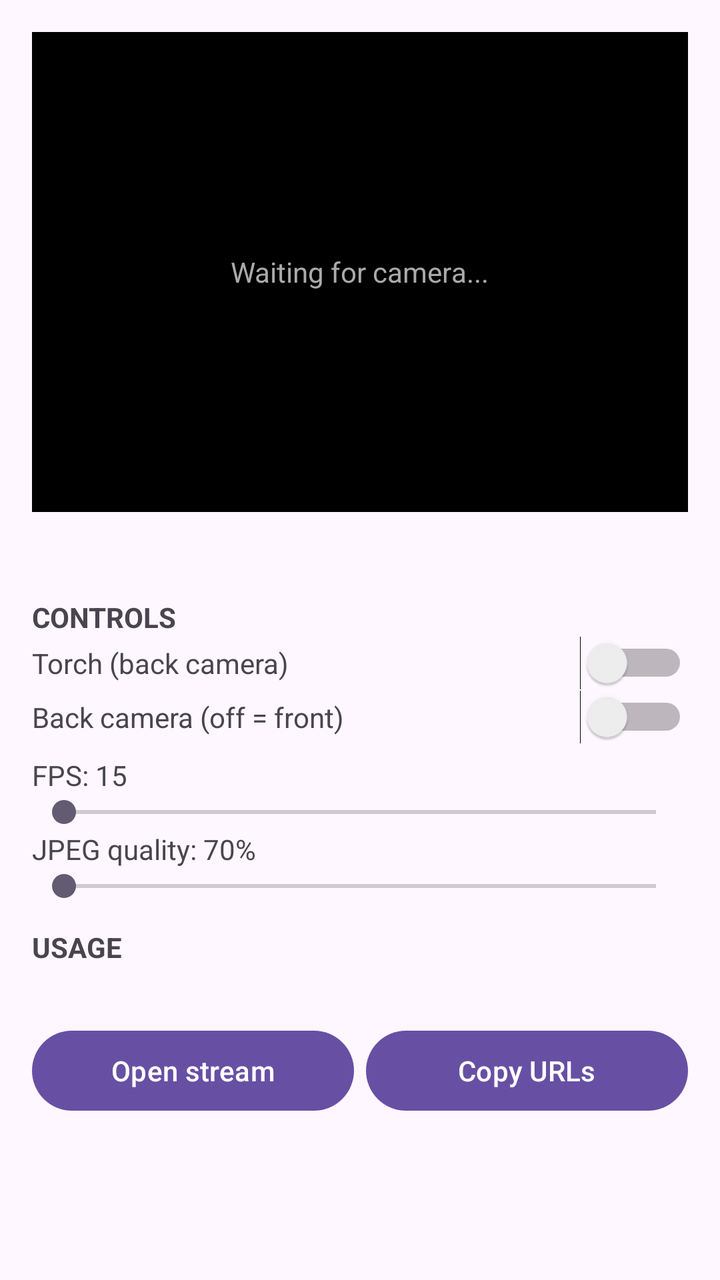
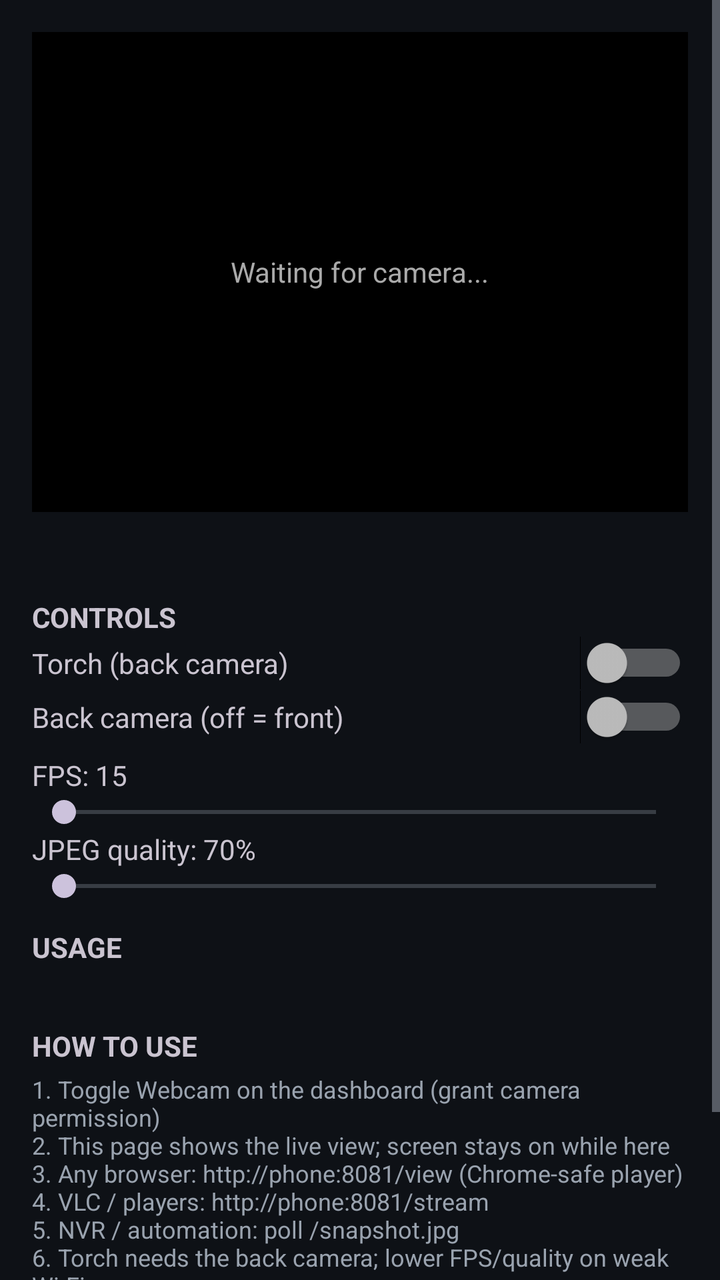

The first picture is an Android layout as it rendered before a commit; the second is the same layout after the commit. The layout source and the unified diff follow.
<!-- AndroidManifest.xml: application theme Theme.App -->
<!-- res/layout/activity_webcam.xml -->
<?xml version="1.0" encoding="utf-8"?>
<ScrollView xmlns:android="http://schemas.android.com/apk/res/android"
    android:layout_width="match_parent"
    android:layout_height="match_parent">

    <LinearLayout
        android:layout_width="match_parent"
        android:layout_height="wrap_content"
        android:orientation="vertical"
        android:padding="16dp">

        <FrameLayout
            android:layout_width="match_parent"
            android:layout_height="240dp"
            android:background="#FF000000">

            <ImageView
                android:id="@+id/imagePreview"
                android:layout_width="match_parent"
                android:layout_height="match_parent"
                android:scaleType="fitCenter"
                android:contentDescription="Live camera preview"/>

            <TextView
                android:id="@+id/textPreviewHint"
                android:layout_width="wrap_content"
                android:layout_height="wrap_content"
                android:layout_gravity="center"
                android:textColor="#FFAAAAAA"
                android:text="Waiting for camera..."/>
        </FrameLayout>

        <TextView
            android:id="@+id/textWebcamStatus"
            android:layout_width="match_parent"
            android:layout_height="wrap_content"
            android:layout_marginTop="12dp"
            android:textSize="14sp"
            android:fontFamily="monospace"/>

        <TextView
            android:layout_width="match_parent"
            android:layout_height="wrap_content"
            android:layout_marginTop="12dp"
            android:text="CONTROLS"
            android:textStyle="bold"/>

        <LinearLayout
            android:layout_width="match_parent"
            android:layout_height="wrap_content"
            android:orientation="horizontal"
            android:gravity="center_vertical">
            <TextView
                android:layout_width="0dp"
                android:layout_height="wrap_content"
                android:layout_weight="1"
                android:text="Torch (back camera)"/>
            <Switch
                android:id="@+id/swTorch"
                android:layout_width="wrap_content"
                android:layout_height="wrap_content"/>
        </LinearLayout>

        <LinearLayout
            android:layout_width="match_parent"
            android:layout_height="wrap_content"
            android:orientation="horizontal"
            android:gravity="center_vertical">
            <TextView
                android:layout_width="0dp"
                android:layout_height="wrap_content"
                android:layout_weight="1"
                android:text="Back camera (off = front)"/>
            <Switch
                android:id="@+id/swFacing"
                android:layout_width="wrap_content"
                android:layout_height="wrap_content"/>
        </LinearLayout>

        <TextView
            android:id="@+id/tvFps"
            android:layout_width="match_parent"
            android:layout_height="wrap_content"
            android:layout_marginTop="6dp"
            android:text="FPS: 15"/>

        <SeekBar
            android:id="@+id/sbFps"
            android:layout_width="match_parent"
            android:layout_height="wrap_content"
            android:max="25"/>

        <TextView
            android:id="@+id/tvQuality"
            android:layout_width="match_parent"
            android:layout_height="wrap_content"
            android:text="JPEG quality: 70%"/>

        <SeekBar
            android:id="@+id/sbQuality"
            android:layout_width="match_parent"
            android:layout_height="wrap_content"
            android:max="65"/>

        <TextView
            android:layout_width="match_parent"
            android:layout_height="wrap_content"
            android:layout_marginTop="12dp"
            android:text="USAGE"
            android:textStyle="bold"/>

        <TextView
            android:id="@+id/textWebcamUsage"
            android:layout_width="match_parent"
            android:layout_height="wrap_content"
            android:layout_marginTop="4dp"
            android:textSize="12sp"
            android:fontFamily="monospace"
            android:textIsSelectable="true"/>

        <LinearLayout
            android:layout_width="match_parent"
            android:layout_height="wrap_content"
            android:orientation="horizontal"
            android:layout_marginTop="8dp">
            <Button
                android:id="@+id/buttonOpenStream"
                android:layout_width="0dp"
                android:layout_height="wrap_content"
                android:layout_weight="1"
                android:text="Open stream"/>
            <Button
                android:id="@+id/buttonCopyUrls"
                android:layout_width="0dp"
                android:layout_height="wrap_content"
                android:layout_weight="1"
                android:layout_marginStart="6dp"
                android:text="Copy URLs"/>
        </LinearLayout>
    </LinearLayout>
</ScrollView>
<!-- resources referenced by this layout -->
<resources>
  <style name="Theme.App" parent="Theme.Material3.DayNight.NoActionBar" />
</resources>

<!-- the commit's change to res/layout/activity_webcam.xml (unified diff, before → after) -->
@@ -118,11 +118,26 @@
             android:fontFamily="monospace"
             android:textIsSelectable="true"/>
 
+        <TextView
+            android:layout_width="match_parent"
+            android:layout_height="wrap_content"
+            android:layout_marginTop="10dp"
+            android:text="HOW TO USE"
+            android:textStyle="bold"/>
+
+        <TextView
+            android:layout_width="match_parent"
+            android:layout_height="wrap_content"
+            android:layout_marginTop="4dp"
+            android:textSize="12sp"
+            android:text="1. Toggle Webcam on the dashboard (grant camera permission)\n2. This page shows the live view; screen stays on while here\n3. Any browser: http://phone:8081/view (Chrome-safe player)\n4. VLC / players: http://phone:8081/stream\n5. NVR / automation: poll /snapshot.jpg\n6. Torch needs the back camera; lower FPS/quality on weak Wi-Fi\nIf the phone locks, the camera auto-recovers within ~20 s."
+            android:textColor="?android:attr/textColorSecondary"/>
+
         <LinearLayout
             android:layout_width="match_parent"
             android:layout_height="wrap_content"
-            android:orientation="horizontal"
-            android:layout_marginTop="8dp">
+            android:layout_marginTop="8dp"
+            android:orientation="horizontal">
             <Button
                 android:id="@+id/buttonOpenStream"
                 android:layout_width="0dp"
<!-- resource entries referenced after the edit -->
@@ -1,5 +1,14 @@
 <!-- resources referenced by this layout -->
 <resources>
-  <style name="Theme.App" parent="Theme.Material3.DayNight.NoActionBar" />
+  <style name="Theme.App" parent="Theme.Material3.Dark.NoActionBar">
+          <item name="android:colorBackground">#0E1116</item>
+          <item name="colorSurface">#171C24</item>
+          <item name="colorPrimary">#4CAF93</item>
+          <item name="colorOnPrimary">#06231C</item>
+          <item name="android:statusBarColor">#0E1116</item>
+          <item name="android:navigationBarColor">#0E1116</item>
+          <item name="android:textColorPrimary">#E6E9EE</item>
+          <item name="android:textColorSecondary">#9AA3AF</item>
+      </style>
 </resources>
 
